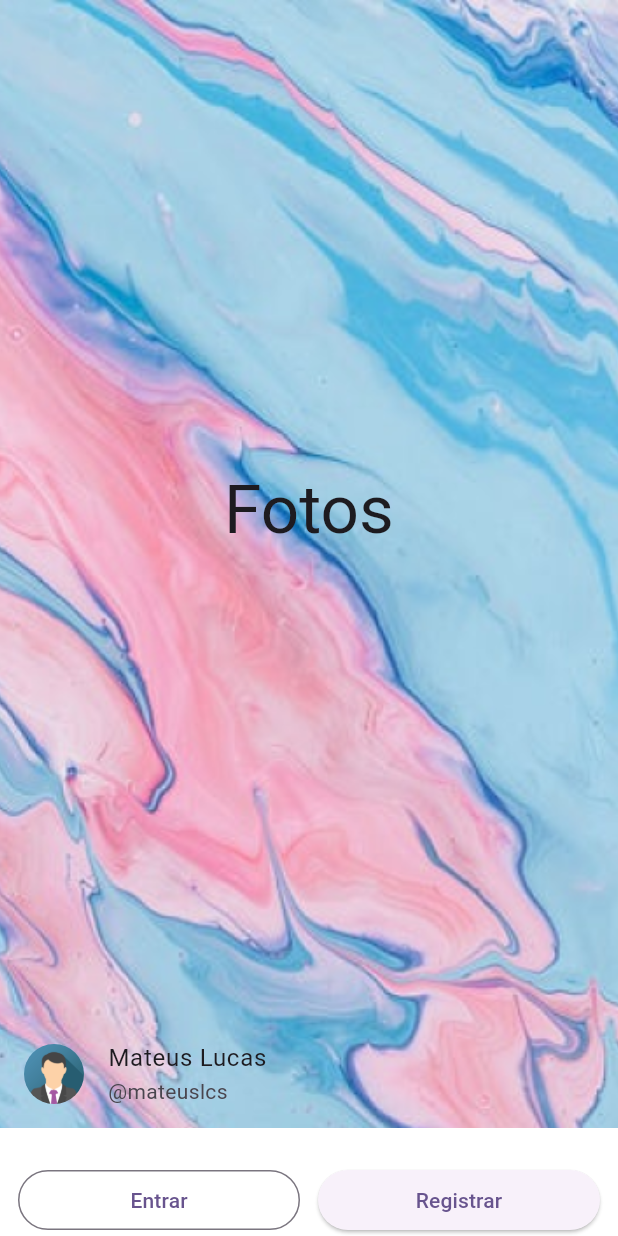
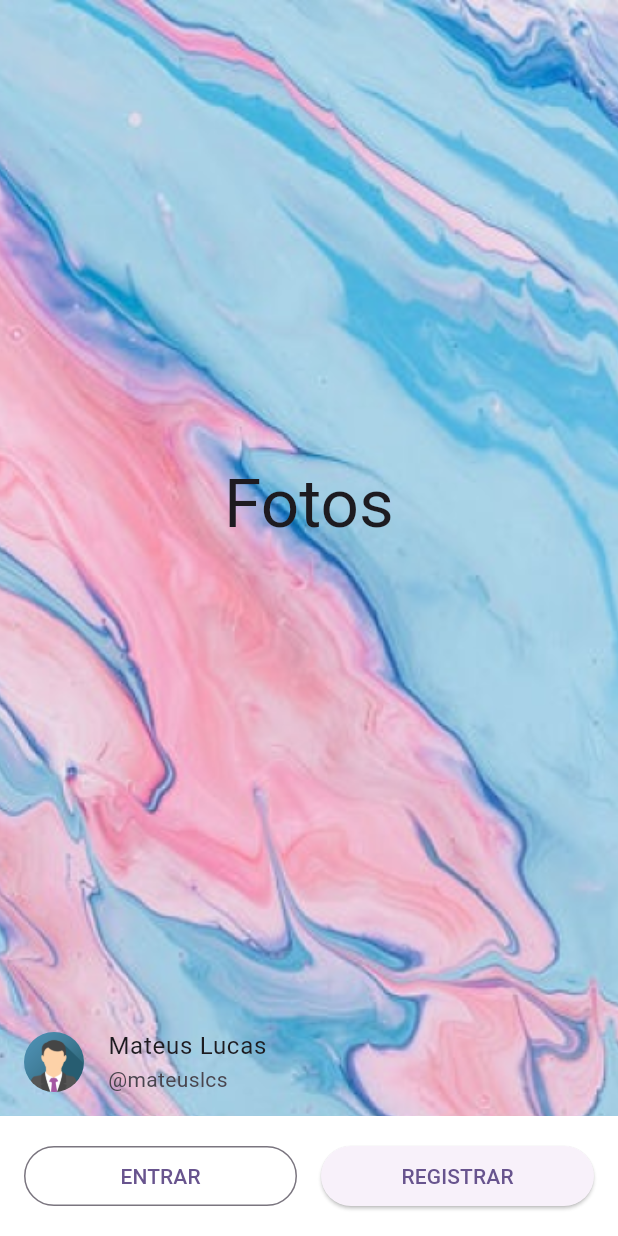
Before and after one commit to MateusLucasDaSilva/social_app, a Flutter app: the screen it shows after launch, on a phone screen of 412 x 824 dp. Run offline on Flutter 3.47's test engine with Material 3 defaults, Android fonts, the phone set to English and light mode, and no system bars.

```diff
--- a/lib/app/presentation/app_widget.dart
+++ b/lib/app/presentation/app_widget.dart
@@ -1,5 +1,5 @@
 import 'package:flutter/material.dart';
-import 'package:social_app/app/presentation/pages/splash/splash_page.dart';
+import 'package:social_app/app/core/utils/constants/app_routes.dart';
 
 class AppWidget extends StatelessWidget {
   const AppWidget({super.key});
@@ -12,10 +12,8 @@ class AppWidget extends StatelessWidget {
         colorScheme: ColorScheme.fromSeed(seedColor: Colors.deepPurple),
         useMaterial3: true,
       ),
-      initialRoute: '/',
-      routes: {
-        '/': (_) => SplashPage(),
-      },
+      initialRoute: NamedRoutes.initial.route,
+      routes: AppRoutes.routes,
     );
   }
 }
--- a/lib/app/presentation/pages/splash/splash_page.dart
+++ b/lib/app/presentation/pages/splash/splash_page.dart
@@ -1,5 +1,7 @@
 import 'package:flutter/material.dart';
 import 'package:social_app/app/core/utils/constants/app_images.dart';
+import 'package:social_app/app/core/utils/constants/app_routes.dart';
+import 'package:social_app/app/core/utils/constants/app_size.dart';
 
 class SplashPage extends StatelessWidget {
   const SplashPage({super.key});
@@ -48,26 +50,26 @@ class SplashPage extends StatelessWidget {
                 Container(
                   color: Colors.white,
                   padding: EdgeInsets.only(
-                    bottom: MediaQuery.of(context).padding.bottom,
-                    top: 24,
+                    bottom: AppSize.padding + MediaQuery.of(context).padding.bottom,
+                    top: AppSize.padding,
+                    left: AppSize.padding,
+                    right: AppSize.padding,
                   ),
                   child: Row(
+                    spacing: 16,
                     children: [
-                      const SizedBox(width: 12),
                       Expanded(
                         child: OutlinedButton(
-                          onPressed: () {},
-                          child: Text('Entrar'),
+                          onPressed: () => Navigator.pushNamed(context, NamedRoutes.login.route),
+                          child: Text('ENTRAR'),
                         ),
                       ),
-                      const SizedBox(width: 12),
                       Expanded(
                         child: ElevatedButton(
-                          onPressed: () {},
-                          child: Text('Registrar'),
+                          onPressed: () => Navigator.pushNamed(context, NamedRoutes.signUp.route),
+                          child: Text('REGISTRAR'),
                         ),
                       ),
-                      const SizedBox(width: 12),
                     ],
                   ),
                 ),
```
Also changed, not shown: lib/app/core/utils/widgets/inputs/input_email_widget.dart (added, +12 -0 lines), lib/app/core/utils/widgets/inputs/input_password_widget.dart (added, +12 -0 lines), lib/app/core/utils/widgets/title_text_widget.dart (added, +15 -0 lines).
